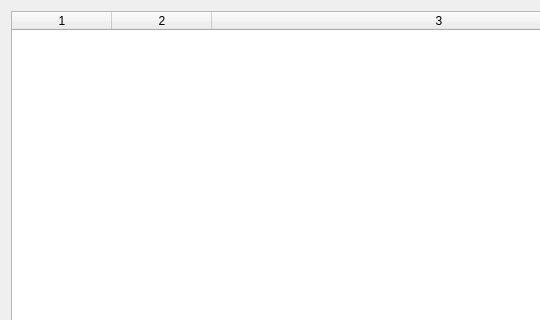
dheerajshenoy/FITSExplorer, file overview.ui: the form before one commit; both pictures show x 0 to 540 and y 0 to 320 of the 678 by 507 pixel window.
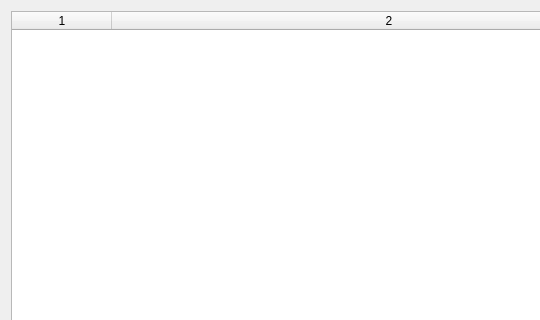
The form after the commit.

What changed in the file:
```diff
--- a/overview.ui
+++ b/overview.ui
@@ -26,7 +26,7 @@
       <bool>true</bool>
      </property>
      <property name="columnCount">
-      <number>3</number>
+      <number>2</number>
      </property>
      <attribute name="horizontalHeaderShowSortIndicator" stdset="0">
       <bool>true</bool>
@@ -36,7 +36,6 @@
      </attribute>
      <column/>
      <column/>
-     <column/>
     </widget>
    </item>
   </layout>
```
